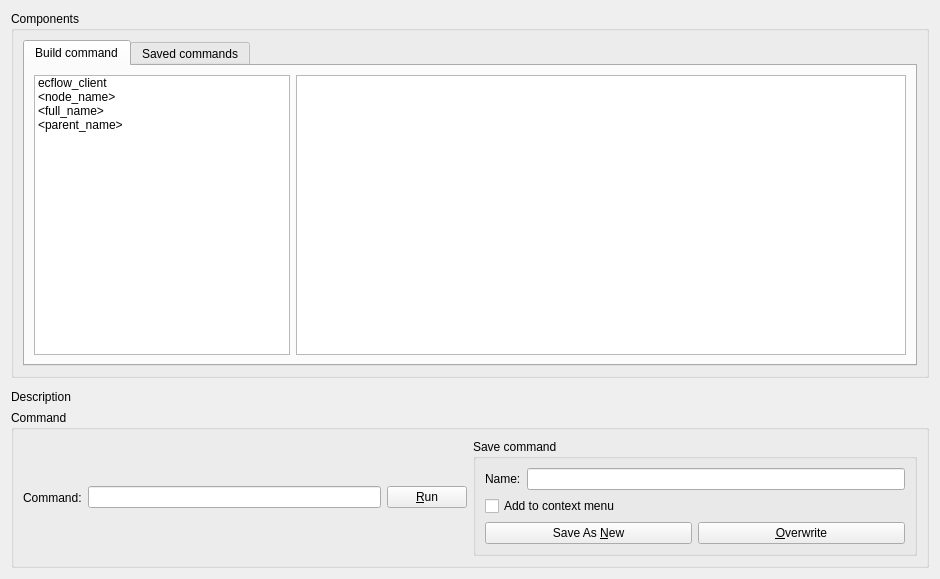
Before: the Qt Designer form Viewer/src/CommandDesignerWidget.ui in ecmwf/ecflow, drawn with Qt 5.
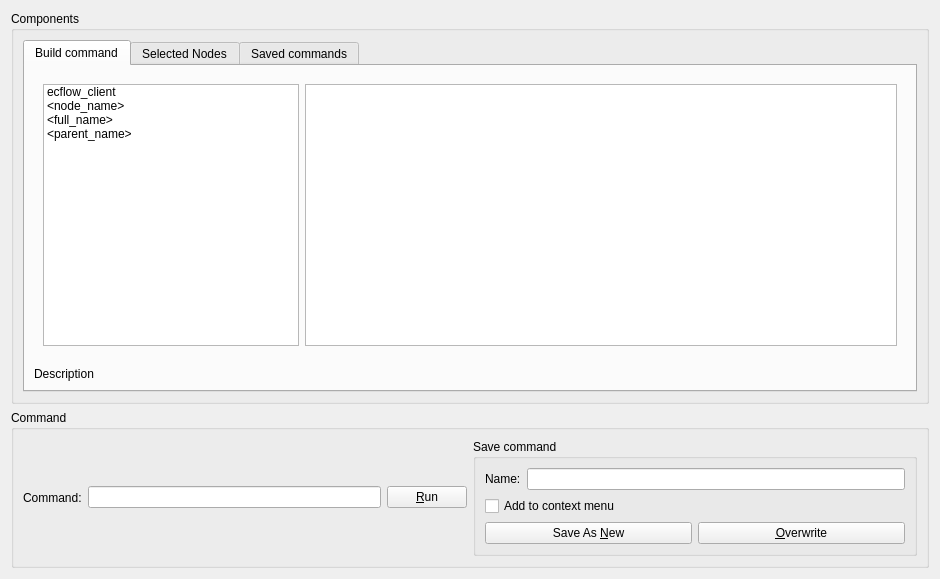
After: the same form once the commit is applied. Custom widgets are drawn as their Qt base class.

Commit message: ecFlowUI: add list of selected nodes to custom command designer dialogue [ECFLOW-528]

```diff
--- a/Viewer/src/CommandDesignerWidget.ui
+++ b/Viewer/src/CommandDesignerWidget.ui
@@ -21,7 +21,7 @@
        <property name="title">
         <string>Components</string>
        </property>
-       <layout class="QHBoxLayout" name="horizontalLayout">
+       <layout class="QVBoxLayout" name="verticalLayout">
         <item>
          <widget class="QTabWidget" name="tabWidget_">
           <property name="enabled">
@@ -34,7 +34,16 @@
            <attribute name="title">
             <string>Build command</string>
            </attribute>
-           <layout class="QHBoxLayout" name="horizontalLayout_9">
+           <layout class="QVBoxLayout" name="verticalLayout_6">
+            <item>
+             <widget class="QFrame" name="frame">
+              <property name="frameShape">
+               <enum>QFrame::NoFrame</enum>
+              </property>
+              <property name="frameShadow">
+               <enum>QFrame::Raised</enum>
+              </property>
+              <layout class="QHBoxLayout" name="horizontalLayout">
             <item>
              <widget class="QListWidget" name="componentsList_">
               <property name="sizePolicy">
@@ -76,6 +85,29 @@
             </item>
            </layout>
           </widget>
+            </item>
+            <item>
+             <widget class="MessageLabel" name="infoLabel_" native="true"/>
+            </item>
+            <item>
+             <widget class="QLabel" name="commandHelpLabel_">
+              <property name="text">
+               <string>Description</string>
+              </property>
+             </widget>
+            </item>
+           </layout>
+          </widget>
+          <widget class="QWidget" name="NodesTab_">
+           <attribute name="title">
+            <string>Selected Nodes</string>
+           </attribute>
+           <layout class="QHBoxLayout" name="horizontalLayout_4">
+            <item>
+             <widget class="NodeQueryResultView" name="nodeSelectionView_"/>
+            </item>
+           </layout>
+          </widget>
           <widget class="QWidget" name="savedCommandsTab_">
            <attribute name="title">
             <string>Saved commands</string>
@@ -127,16 +159,6 @@
      </item>
     </layout>
    </item>
-   <item>
-    <widget class="MessageLabel" name="infoLabel_" native="true"/>
-   </item>
-   <item>
-    <widget class="QLabel" name="commandHelpLabel_">
-     <property name="text">
-      <string>Description</string>
-     </property>
-    </widget>
-   </item>
    <item>
     <widget class="QGroupBox" name="groupBox_3">
      <property name="title">
@@ -224,6 +246,11 @@
    <header>MessageLabel.hpp</header>
    <container>1</container>
   </customwidget>
+  <customwidget>
+   <class>NodeQueryResultView</class>
+   <extends>QTreeView</extends>
+   <header>NodeQueryResultView.hpp</header>
+  </customwidget>
  </customwidgets>
  <tabstops>
   <tabstop>componentsList_</tabstop>
```
Left out of the diff: 2 changed lines with no effect on the pictures. Lines whose indentation alone changed are shown as unchanged. The commit also changes 6 other files.
